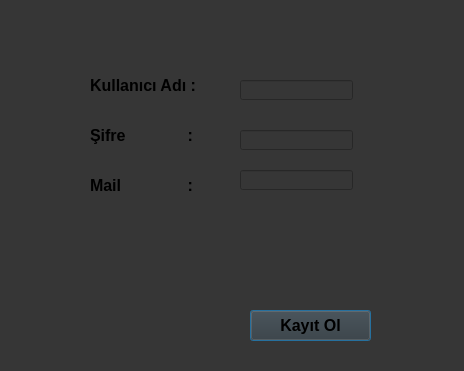
Above: ui/Userregister.ui from Efekanw/DeepFake-Detection before the change. Below: the same form after it.
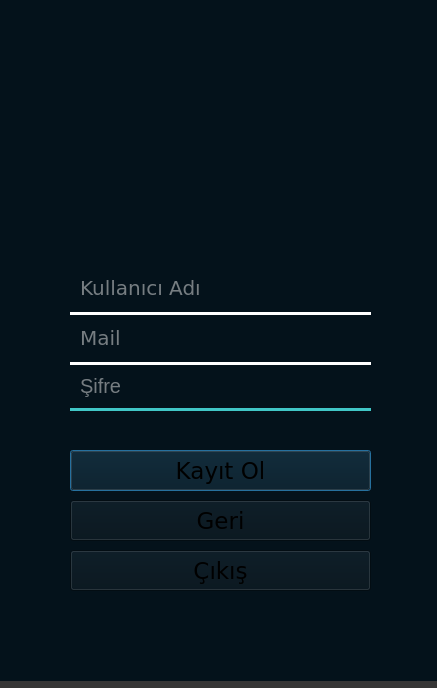
That is the form after the change. Icons and pictures are not drawn.

Patch:
```diff
--- a/ui/Userregister.ui
+++ b/ui/Userregister.ui
@@ -6,128 +6,356 @@
    <rect>
     <x>0</x>
     <y>0</y>
-    <width>464</width>
-    <height>371</height>
+    <width>437</width>
+    <height>688</height>
    </rect>
   </property>
+  <property name="minimumSize">
+   <size>
+    <width>437</width>
+    <height>688</height>
+   </size>
+  </property>
+  <property name="maximumSize">
+   <size>
+    <width>437</width>
+    <height>688</height>
+   </size>
+  </property>
   <property name="windowTitle">
    <string>Dialog</string>
   </property>
   <property name="styleSheet">
    <string notr="true">background-color: rgb(54, 54, 54);</string>
   </property>
-  <widget class="QLabel" name="label_KAdi">
+  <widget class="QWidget" name="widget" native="true">
    <property name="geometry">
     <rect>
-     <x>90</x>
-     <y>70</y>
-     <width>141</width>
-     <height>31</height>
+     <x>-10</x>
+     <y>-10</y>
+     <width>451</width>
+     <height>691</height>
     </rect>
    </property>
-   <property name="font">
-    <font>
-     <pointsize>12</pointsize>
-     <weight>75</weight>
-     <bold>true</bold>
-    </font>
+   <property name="styleSheet">
+    <string notr="true">background-color: rgb(4, 18, 27);</string>
    </property>
-   <property name="text">
-    <string>Kullanıcı Adı :</string>
-   </property>
-  </widget>
-  <widget class="QLabel" name="label_Sifre">
-   <property name="geometry">
-    <rect>
-     <x>90</x>
-     <y>120</y>
-     <width>131</width>
-     <height>31</height>
-    </rect>
-   </property>
-   <property name="font">
-    <font>
-     <pointsize>12</pointsize>
-     <weight>75</weight>
-     <bold>true</bold>
-    </font>
-   </property>
-   <property name="text">
-    <string>Şifre              :</string>
-   </property>
-  </widget>
-  <widget class="QPushButton" name="push_button_kayit_ol">
-   <property name="geometry">
-    <rect>
-     <x>250</x>
-     <y>310</y>
-     <width>121</width>
-     <height>31</height>
-    </rect>
-   </property>
-   <property name="font">
-    <font>
-     <pointsize>12</pointsize>
-     <weight>75</weight>
-     <bold>true</bold>
-    </font>
-   </property>
-   <property name="text">
-    <string>Kayıt Ol</string>
-   </property>
-  </widget>
-  <widget class="QLabel" name="label_Mail">
-   <property name="geometry">
-    <rect>
-     <x>90</x>
-     <y>170</y>
-     <width>141</width>
-     <height>31</height>
-    </rect>
-   </property>
-   <property name="font">
-    <font>
-     <pointsize>12</pointsize>
-     <weight>75</weight>
-     <bold>true</bold>
-    </font>
-   </property>
-   <property name="text">
-    <string>Mail               :</string>
-   </property>
-  </widget>
-  <widget class="QLineEdit" name="line_edit_username">
-   <property name="geometry">
-    <rect>
-     <x>240</x>
-     <y>80</y>
-     <width>113</width>
-     <height>20</height>
-    </rect>
-   </property>
-  </widget>
-  <widget class="QLineEdit" name="line_edit_password">
-   <property name="geometry">
-    <rect>
-     <x>240</x>
-     <y>130</y>
-     <width>113</width>
-     <height>20</height>
-    </rect>
-   </property>
-   <property name="echoMode">
-    <enum>QLineEdit::Password</enum>
-   </property>
-  </widget>
-  <widget class="QLineEdit" name="line_edit_mail">
-   <property name="geometry">
-    <rect>
-     <x>240</x>
-     <y>170</y>
-     <width>113</width>
-     <height>20</height>
-    </rect>
-   </property>
+   <widget class="QPushButton" name="push_button_kayit_ol">
+    <property name="geometry">
+     <rect>
+      <x>80</x>
+      <y>460</y>
+      <width>301</width>
+      <height>41</height>
+     </rect>
+    </property>
+    <property name="font">
+     <font>
+      <family>Verdana</family>
+      <pointsize>17</pointsize>
+      <weight>50</weight>
+      <bold>false</bold>
+     </font>
+    </property>
+    <property name="cursor">
+     <cursorShape>PointingHandCursor</cursorShape>
+    </property>
+    <property name="styleSheet">
+     <string notr="true">color: rgb(231, 231, 231);
+border: 2px solid rgb(65, 199, 199);
+padding: 5px;
+border-radius: 10px;
+opacity: 200;\n</string>
+    </property>
+    <property name="text">
+     <string>Kayıt Ol</string>
+    </property>
+   </widget>
+   <widget class="QWidget" name="verticalLayoutWidget">
+    <property name="geometry">
+     <rect>
+      <x>80</x>
+      <y>280</y>
+      <width>301</width>
+      <height>51</height>
+     </rect>
+    </property>
+    <layout class="QVBoxLayout" name="verticalLayout">
+     <item>
+      <widget class="QLineEdit" name="line_edit_username">
+       <property name="font">
+        <font>
+         <family>Verdana</family>
+         <pointsize>15</pointsize>
+        </font>
+       </property>
+       <property name="styleSheet">
+        <string notr="true">color: rgb(231, 231, 231);
+
+border: None;
+border-bottom-color: white;
+border-radius: 10px;
+padding: 0 8px;
+background: rgb(4, 18, 27);
+selection-background-color: darkgray;</string>
+       </property>
+       <property name="placeholderText">
+        <string>Kullanıcı Adı</string>
+       </property>
+      </widget>
+     </item>
+     <item>
+      <widget class="QFrame" name="frame">
+       <property name="styleSheet">
+        <string notr="true">border: 2px solid white;</string>
+       </property>
+       <property name="frameShape">
+        <enum>QFrame::HLine</enum>
+       </property>
+       <property name="frameShadow">
+        <enum>QFrame::Sunken</enum>
+       </property>
+       <property name="lineWidth">
+        <number>1</number>
+       </property>
+      </widget>
+     </item>
+    </layout>
+   </widget>
+   <widget class="QWidget" name="verticalLayoutWidget_2">
+    <property name="geometry">
+     <rect>
+      <x>80</x>
+      <y>380</y>
+      <width>301</width>
+      <height>44</height>
+     </rect>
+    </property>
+    <layout class="QVBoxLayout" name="verticalLayout_2">
+     <item>
+      <widget class="QLineEdit" name="line_edit_password">
+       <property name="font">
+        <font>
+         <pointsize>15</pointsize>
+        </font>
+       </property>
+       <property name="styleSheet">
+        <string notr="true">color: rgb(231, 231, 231);
+
+border: None;
+border-bottom-color: white;
+border-radius: 10px;
+padding: 0 8px;
+background: rgb(4, 18, 27);
+selection-background-color: darkgray;</string>
+       </property>
+       <property name="echoMode">
+        <enum>QLineEdit::Password</enum>
+       </property>
+       <property name="placeholderText">
+        <string>Şifre</string>
+       </property>
+      </widget>
+     </item>
+     <item>
+      <widget class="QFrame" name="frame_2">
+       <property name="styleSheet">
+        <string notr="true">border: 2px solid  rgb(65, 199, 199);</string>
+       </property>
+       <property name="frameShape">
+        <enum>QFrame::HLine</enum>
+       </property>
+       <property name="frameShadow">
+        <enum>QFrame::Sunken</enum>
+       </property>
+       <property name="lineWidth">
+        <number>1</number>
+       </property>
+      </widget>
+     </item>
+    </layout>
+   </widget>
+   <widget class="QWidget" name="verticalLayoutWidget_3">
+    <property name="geometry">
+     <rect>
+      <x>80</x>
+      <y>330</y>
+      <width>301</width>
+      <height>51</height>
+     </rect>
+    </property>
+    <layout class="QVBoxLayout" name="verticalLayout_3">
+     <item>
+      <widget class="QLineEdit" name="line_edit_mail">
+       <property name="font">
+        <font>
+         <family>Verdana</family>
+         <pointsize>15</pointsize>
+        </font>
+       </property>
+       <property name="styleSheet">
+        <string notr="true">color: rgb(231, 231, 231);
+
+border: None;
+border-bottom-color: white;
+border-radius: 10px;
+padding: 0 8px;
+background: rgb(4, 18, 27);
+selection-background-color: darkgray;</string>
+       </property>
+       <property name="text">
+        <string/>
+       </property>
+       <property name="placeholderText">
+        <string>Mail</string>
+       </property>
+      </widget>
+     </item>
+     <item>
+      <widget class="QFrame" name="frame_3">
+       <property name="styleSheet">
+        <string notr="true">border: 2px solid white;</string>
+       </property>
+       <property name="frameShape">
+        <enum>QFrame::HLine</enum>
+       </property>
+       <property name="frameShadow">
+        <enum>QFrame::Sunken</enum>
+       </property>
+       <property name="lineWidth">
+        <number>1</number>
+       </property>
+      </widget>
+     </item>
+    </layout>
+   </widget>
+   <widget class="QPushButton" name="push_button_cikis">
+    <property name="geometry">
+     <rect>
+      <x>80</x>
+      <y>560</y>
+      <width>301</width>
+      <height>41</height>
+     </rect>
+    </property>
+    <property name="font">
+     <font>
+      <family>Verdana</family>
+      <pointsize>17</pointsize>
+      <weight>50</weight>
+      <bold>false</bold>
+     </font>
+    </property>
+    <property name="cursor">
+     <cursorShape>PointingHandCursor</cursorShape>
+    </property>
+    <property name="styleSheet">
+     <string notr="true">color: rgb(231, 231, 231);
+border: 2px solid rgb(65, 199, 199);
+padding: 5px;
+border-radius: 10px;
+opacity: 200;\n</string>
+    </property>
+    <property name="text">
+     <string>Çıkış</string>
+    </property>
+   </widget>
+   <widget class="QLabel" name="label">
+    <property name="geometry">
+     <rect>
+      <x>110</x>
+      <y>30</y>
+      <width>231</width>
+      <height>231</height>
+     </rect>
+    </property>
+    <property name="styleSheet">
+     <string notr="true">border-image: url(:/newPrefix/icons/deepfake.png);
+border-radius: 30px;</string>
+    </property>
+    <property name="text">
+     <string/>
+    </property>
+   </widget>
+   <widget class="QLabel" name="label_2">
+    <property name="geometry">
+     <rect>
+      <x>40</x>
+      <y>390</y>
+      <width>31</width>
+      <height>31</height>
+     </rect>
+    </property>
+    <property name="styleSheet">
+     <string notr="true">border-image: url(:/newPrefix/icons/lock_32x32.png);</string>
+    </property>
+    <property name="text">
+     <string/>
+    </property>
+   </widget>
+   <widget class="QLabel" name="label_3">
+    <property name="geometry">
+     <rect>
+      <x>40</x>
+      <y>340</y>
+      <width>31</width>
+      <height>31</height>
+     </rect>
+    </property>
+    <property name="styleSheet">
+     <string notr="true">border-image: url(:/newPrefix/icons/mail_32x32.png);</string>
+    </property>
+    <property name="text">
+     <string/>
+    </property>
+   </widget>
+   <widget class="QLabel" name="label_4">
+    <property name="geometry">
+     <rect>
+      <x>40</x>
+      <y>290</y>
+      <width>31</width>
+      <height>31</height>
+     </rect>
+    </property>
+    <property name="styleSheet">
+     <string notr="true">border-image: url(:/newPrefix/icons/user_32x32.png);</string>
+    </property>
+    <property name="text">
+     <string/>
+    </property>
+   </widget>
+   <widget class="QPushButton" name="push_button_geri">
+    <property name="geometry">
+     <rect>
+      <x>80</x>
+      <y>510</y>
+      <width>301</width>
+      <height>41</height>
+     </rect>
+    </property>
+    <property name="font">
+     <font>
+      <family>Verdana</family>
+      <pointsize>17</pointsize>
+      <weight>50</weight>
+      <bold>false</bold>
+     </font>
+    </property>
+    <property name="cursor">
+     <cursorShape>PointingHandCursor</cursorShape>
+    </property>
+    <property name="styleSheet">
+     <string notr="true">color: rgb(231, 231, 231);
+border: 2px solid rgb(65, 199, 199);
+padding: 5px;
+border-radius: 10px;
+opacity: 200;\n</string>
+    </property>
+    <property name="text">
+     <string>Geri</string>
+    </property>
+   </widget>
   </widget>
  </widget>
  <resources/>
```
Left out of the diff: 6 changed lines with no effect on the pictures.
